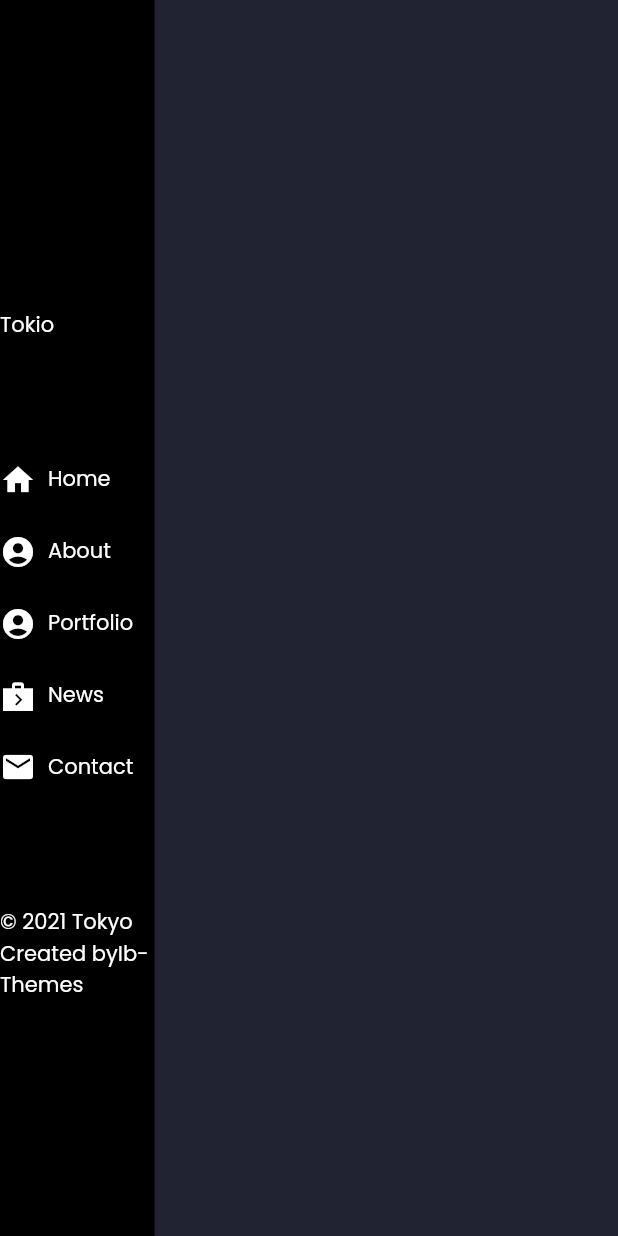
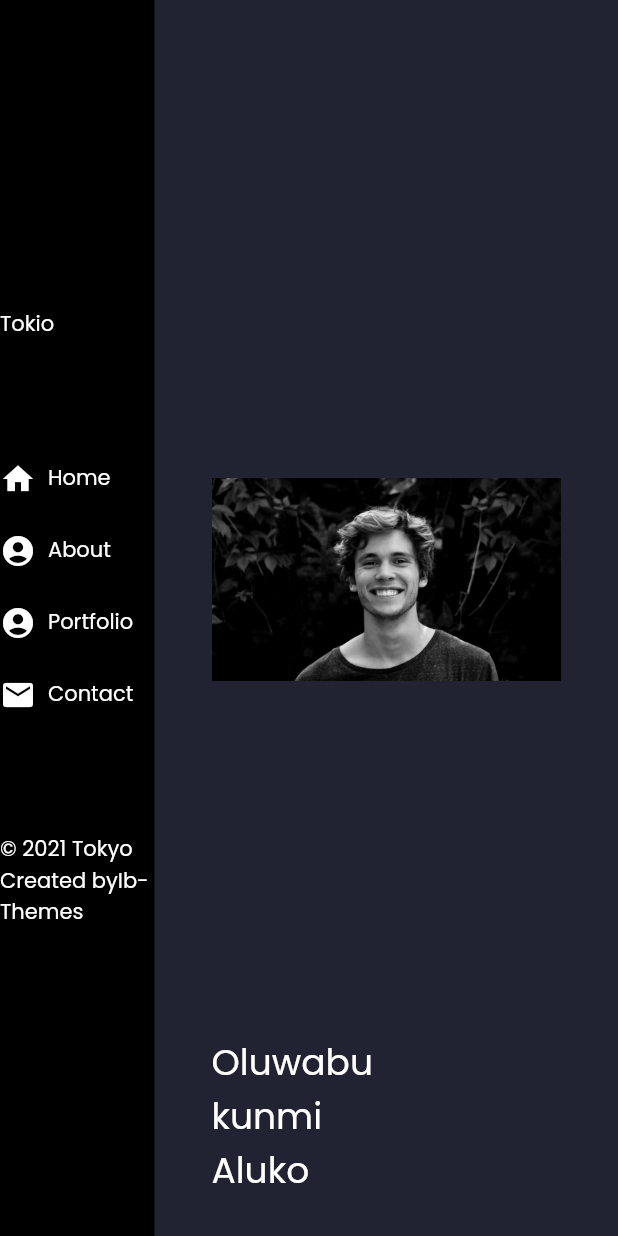
Before and after one commit to bukunmialuko/flutter_web_002, a Flutter app: the screen it shows after launch, on a phone screen of 412 x 824 dp. Run offline on Flutter 3.47's test engine with Material 2 defaults, Android fonts, the phone set to English and light mode, and no system bars; our stand-ins replace bloc, flutter_bloc, flutter_svg, google_fonts.

Commit message:
Worked on about screen

```diff
--- a/lib/screeens/dashboard/dashboard.dart
+++ /dev/null
@@ -1,12 +0,0 @@
-import 'package:flutter/material.dart';
-
-class DashboardScreen extends StatelessWidget {
-  const DashboardScreen({Key? key}) : super(key: key);
-
-  @override
-  Widget build(BuildContext context) {
-    return SafeArea(
-      child: Container(),
-    );
-  }
-}
--- a/lib/screeens/main/components/side_menu.dart
+++ b/lib/screeens/main/components/side_menu.dart
@@ -1,5 +1,7 @@
 import 'package:flutter/material.dart';
+import 'package:flutter_bloc/flutter_bloc.dart';
 import 'package:flutter_svg/svg.dart';
+import 'package:flutter_web_002/screeens/pages/cubit/pages_cubit.dart';
 
 import '../../../constants.dart';
 
@@ -8,15 +10,15 @@ class SideMenu extends StatelessWidget {
 
   @override
   Widget build(BuildContext context) {
-    return Container(
+    return BlocProvider(
+      create: (context) => PagesCubit(),
+      child: Container(
         color: Colors.black,
         child: Center(
           child: Column(
             crossAxisAlignment: CrossAxisAlignment.start,
+            mainAxisAlignment: MainAxisAlignment.center,
             children: [
-            SizedBox(
-              height: MediaQuery.of(context).size.height / 4,
-            ),
               Container(
                 child: Text("Tokio"),
               ),
@@ -42,7 +44,9 @@ class SideMenu extends StatelessWidget {
                     color: Colors.white,
                   ),
                 ),
-              onPressed: () {},
+                onPressed: () {
+                  context.read<PagesCubit>().selectPage(0);
+                },
               ),
               TextButton.icon(
                 icon: Icon(
@@ -63,7 +67,9 @@ class SideMenu extends StatelessWidget {
                     color: Colors.white,
                   ),
                 ),
-              onPressed: () {},
+                onPressed: () {
+                  context.read<PagesCubit>().selectPage(1);
+                },
               ),
               TextButton.icon(
                 icon: Icon(
@@ -84,28 +90,9 @@ class SideMenu extends StatelessWidget {
                     color: Colors.white,
                   ),
                 ),
-              onPressed: () {},
-            ),
-            TextButton.icon(
-              icon: Icon(
-                Icons.next_week_sharp,
-                color: Colors.white,
-              ),
-              style: TextButton.styleFrom(
-                  // backgroundColor: Colors.white,
-                  minimumSize: Size(50, 30),
-                  padding: EdgeInsets.fromLTRB(0, 8, 0, 8),
-                  alignment: Alignment.center),
-              label: Text(
-                'News',
-                style: TextStyle(
-                  fontWeight: FontWeight.w400,
-                  decoration: TextDecoration.none,
-                  fontSize: 14,
-                  color: Colors.white,
-                ),
-              ),
-              onPressed: () {},
+                onPressed: () {
+                  context.read<PagesCubit>().selectPage(2);
+                },
               ),
               TextButton.icon(
                 icon: Icon(
@@ -126,7 +113,9 @@ class SideMenu extends StatelessWidget {
                     color: Colors.white,
                   ),
                 ),
-              onPressed: () {},
+                onPressed: () {
+                  context.read<PagesCubit>().selectPage(3);
+                },
               ),
               SizedBox(
                 height: MediaQuery.of(context).size.height / 12,
@@ -136,6 +125,7 @@ class SideMenu extends StatelessWidget {
             ],
           ),
         ),
+      ),
     );
   }
 }
--- a/lib/screeens/main/main_screen.dart
+++ b/lib/screeens/main/main_screen.dart
@@ -1,21 +1,51 @@
 import 'package:flutter/material.dart';
-import 'package:flutter_web_002/screeens/dashboard/dashboard.dart';
+import 'package:flutter_bloc/flutter_bloc.dart';
+import 'package:flutter_web_002/screeens/pages/about/about_page.dart';
+import 'package:flutter_web_002/screeens/pages/cubit/pages_cubit.dart';
+import 'package:flutter_web_002/screeens/pages/home/home_page.dart';
+import 'package:flutter_web_002/screeens/pages/portfolio/portfolio_page.dart';
 
 import 'components/side_menu.dart';
 
-class MainScreen extends StatelessWidget {
+class MainScreen extends StatefulWidget {
+  const MainScreen({Key? key}) : super(key: key);
+
+  @override
+  _MainScreenState createState() => _MainScreenState();
+}
+
+class _MainScreenState extends State<MainScreen> {
   @override
   Widget build(BuildContext context) {
+    return BlocProvider(
+      create: (context) => PagesCubit(),
+      child: BlocBuilder<PagesCubit, int>(
+        builder: (context, screenIndex) {
           return Scaffold(
             body: SafeArea(
               child: Row(
                 crossAxisAlignment: CrossAxisAlignment.start,
                 children: [
                   Expanded(flex: 2, child: SideMenu()),
-            Expanded(flex: 6, child: DashboardScreen())
+                  Expanded(
+                    flex: 6,
+                    child: IndexedStack(
+                      index: screenIndex,
+                      children: [
+                        HomePage(),
+                        AboutPage(),
+                        PortfolioPage(),
+                        Icon(Icons.directions_transit),
+                        Icon(Icons.directions_bike),
+                      ],
+                    ),
+                  )
                 ],
               ),
             ),
           );
+        },
+      ),
+    );
   }
 }
--- /dev/null
+++ b/lib/screeens/pages/about/about_page.dart
@@ -0,0 +1,165 @@
+import 'package:flutter/material.dart';
+
+import '../../../constants.dart';
+
+class AboutPage extends StatefulWidget {
+  const AboutPage({Key? key}) : super(key: key);
+
+  @override
+  _AboutPageState createState() => _AboutPageState();
+}
+
+class _AboutPageState extends State<AboutPage> {
+  @override
+  Widget build(BuildContext context) {
+    return Container(
+      padding: const EdgeInsets.fromLTRB(38, 38, 38, 8),
+      child: SingleChildScrollView(
+        child: Column(
+          children: [
+            SizedBox(
+              height: 60,
+            ),
+            Container(
+              height: MediaQuery.of(context).size.height * 0.7,
+              width: double.infinity,
+              decoration: BoxDecoration(
+                image: DecorationImage(
+                  image: AssetImage('assets/images/about_guy.jpeg'),
+                  fit: BoxFit.fitWidth,
+                ),
+                // image: DecorationImage(
+                //   image: NetworkImage("http://tokyo.ibthemespro.com/assets/img/slider/1.jpg"),
+                //   fit: BoxFit.fill,
+                // ),
+              ),
+            ),
+            Row(
+              children: [
+                Expanded(
+                  child: Container(
+                    child: Column(
+                      mainAxisSize: MainAxisSize.min,
+                      crossAxisAlignment: CrossAxisAlignment.start,
+                      children: [
+                        Padding(
+                          padding: const EdgeInsets.symmetric(vertical: 16),
+                          child: Text(
+                            "Oluwabukunmi Aluko",
+                            style: Theme.of(context).textTheme.headline5,
+                          ),
+                        ),
+                        Text(
+                          'Hello, I am a creative photographer based in Lagos, \nand happy to travel all over Europe to capture your big day in candid and authentic photos. I will create a lasting memory of the people.',
+                          maxLines: 10,
+                          textAlign: TextAlign.start,
+                          style: Theme.of(context)
+                              .textTheme
+                              .bodyText1!
+                              .copyWith(fontStyle: FontStyle.italic, wordSpacing: 2, height: 2),
+                        ),
+                        Padding(
+                          padding: const EdgeInsets.fromLTRB(0, 24, 0, 36),
+                          child: TextButton(
+                            onPressed: () {},
+                            style: TextButton.styleFrom(
+                                backgroundColor: Colors.white,
+                                padding: EdgeInsets.all(defaultPadding),
+                                minimumSize: Size(50, 30),
+                                alignment: Alignment.center),
+                            child: Text(
+                              'Read More',
+                              style: TextStyle(
+                                fontWeight: FontWeight.w400,
+                                decoration: TextDecoration.none,
+                                fontSize: 14,
+                                color: Colors.black,
+                              ),
+                            ),
+                          ),
+                        ),
+                      ],
+                    ),
+                  ),
+                ),
+                Expanded(
+                  child: Center(
+                    child: Column(
+                      crossAxisAlignment: CrossAxisAlignment.start,
+                      children: [
+                        Text.rich(
+                          TextSpan(
+                            children: [
+                              TextSpan(
+                                text: 'Birthday:   ',
+                                style: TextStyle(fontWeight: FontWeight.bold, letterSpacing: 1),
+                              ),
+                              TextSpan(
+                                text: '01.07.1990',
+                              ),
+                            ],
+                          ),
+                        ),
+                        SizedBox(
+                          height: 8,
+                        ),
+                        Text.rich(
+                          TextSpan(
+                            children: [
+                              TextSpan(
+                                text: 'Location:   ',
+                                style: TextStyle(fontWeight: FontWeight.bold),
+                              ),
+                              TextSpan(
+                                text: 'Lagos Nigeria.',
+                                style: TextStyle(wordSpacing: 2, letterSpacing: 1),
+                              ),
+                            ],
+                          ),
+                        ),
+                        SizedBox(
+                          height: 8,
+                        ),
+                        Text.rich(
+                          TextSpan(
+                            children: [
+                              TextSpan(
+                                text: 'Email:   ',
+                                style: TextStyle(fontWeight: FontWeight.bold),
+                              ),
+                              TextSpan(
+                                text: 'mail@gmail.com',
+                                style: TextStyle(wordSpacing: 2, letterSpacing: 1),
+                              ),
+                            ],
+                          ),
+                        ),
+                        SizedBox(
+                          height: 8,
+                        ),
+                        Text.rich(
+                          TextSpan(
+                            children: [
+                              TextSpan(
+                                text: 'Phone:   ',
+                                style: TextStyle(fontWeight: FontWeight.bold),
+                              ),
+                              TextSpan(
+                                text: '+77 022 177 05 05',
+                                style: TextStyle(wordSpacing: 2, letterSpacing: 1),
+                              ),
+                            ],
+                          ),
+                        )
+                      ],
+                    ),
+                  ),
+                )
+              ],
+            )
+          ],
+        ),
+      ),
+    );
+  }
+}
--- /dev/null
+++ b/lib/screeens/pages/cubit/pages_cubit.dart
@@ -0,0 +1,9 @@
+import 'package:bloc/bloc.dart';
+
+class PagesCubit extends Cubit<int> {
+  PagesCubit() : super(1);
+
+  void selectPage(int page) {
+    emit(page);
+  }
+}
--- /dev/null
+++ b/lib/screeens/pages/home/home_page.dart
@@ -0,0 +1,48 @@
+import 'package:flutter/material.dart';
+import 'package:flutter_bloc/flutter_bloc.dart';
+import 'package:flutter_web_002/screeens/pages/cubit/pages_cubit.dart';
+
+class HomePage extends StatelessWidget {
+  const HomePage({Key? key}) : super(key: key);
+
+  @override
+  Widget build(BuildContext context) {
+    return BlocProvider(
+      create: (context) => PagesCubit(),
+      child: SafeArea(
+        child: Row(
+          crossAxisAlignment: CrossAxisAlignment.center,
+          children: [
+            Expanded(
+              flex: 2,
+              child: Container(
+                height: 200,
+                color: Colors.blue,
+              ),
+            ),
+            Expanded(
+              flex: 3,
+              child: Column(
+                crossAxisAlignment: CrossAxisAlignment.start,
+                mainAxisAlignment: MainAxisAlignment.center,
+                children: [
+                  Text("Bukunmi Aluko"),
+                  Text(
+                      "Creative Photographer based in New York and happy to travel all over Europe to capture photos."),
+                  Wrap(
+                    direction: Axis.horizontal,
+                    children: [
+                      GestureDetector(onTap: () {}, child: Icon(Icons.facebook)),
+                      GestureDetector(onTap: () {}, child: Icon(Icons.mail)),
+                      GestureDetector(onTap: () {}, child: Icon(Icons.face))
+                    ],
+                  )
+                ],
+              ),
+            )
+          ],
+        ),
+      ),
+    );
+  }
+}
--- /dev/null
+++ b/lib/screeens/pages/portfolio/portfolio_page.dart
@@ -0,0 +1,15 @@
+import 'package:flutter/material.dart';
+
+class PortfolioPage extends StatefulWidget {
+  const PortfolioPage({Key? key}) : super(key: key);
+
+  @override
+  _PortfolioPageState createState() => _PortfolioPageState();
+}
+
+class _PortfolioPageState extends State<PortfolioPage> {
+  @override
+  Widget build(BuildContext context) {
+    return Container();
+  }
+}
--- a/pubspec.yaml
+++ b/pubspec.yaml
@@ -34,6 +34,7 @@ dependencies:
   fl_chart: ^0.40.0
   provider: ^6.0.1
 
+  flutter_bloc: ^7.0.1
 
 dev_dependencies:
   flutter_test:
```
Also changed, not shown: assets/images/about_guy.jpeg (added), lib/screeens/pages/contact/contact_page.dart (added), pubspec.lock. Lines whose indentation alone changed are shown as unchanged.
